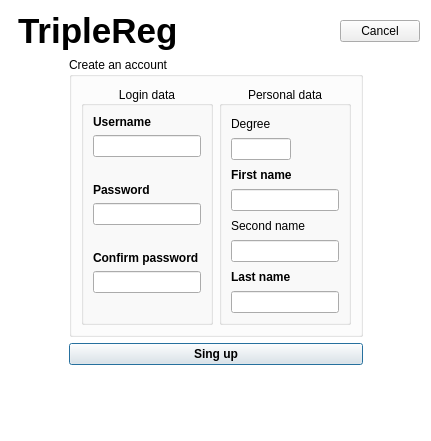
Qt form Crystal/Crystal/dialogcreateanaccount.ui (ziemastz/SL) before a commit.
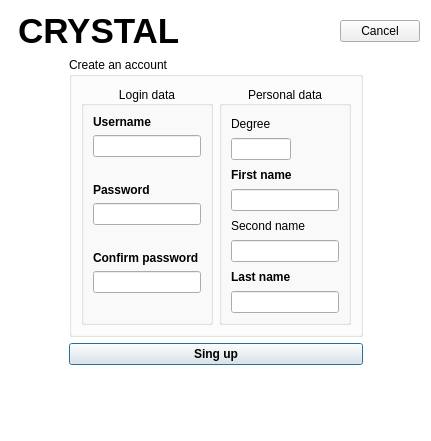
The same form after that commit. Icons and pictures are not drawn.

```diff
--- a/Crystal/Crystal/dialogcreateanaccount.ui
+++ b/Crystal/Crystal/dialogcreateanaccount.ui
@@ -63,7 +63,7 @@
         </font>
        </property>
        <property name="text">
-        <string>TripleReg</string>
+        <string>CRYSTAL</string>
        </property>
        <property name="alignment">
         <set>Qt::AlignBottom|Qt::AlignLeading|Qt::AlignLeft</set>
```
Left out of the diff: 2 changed lines with no effect on the pictures.
